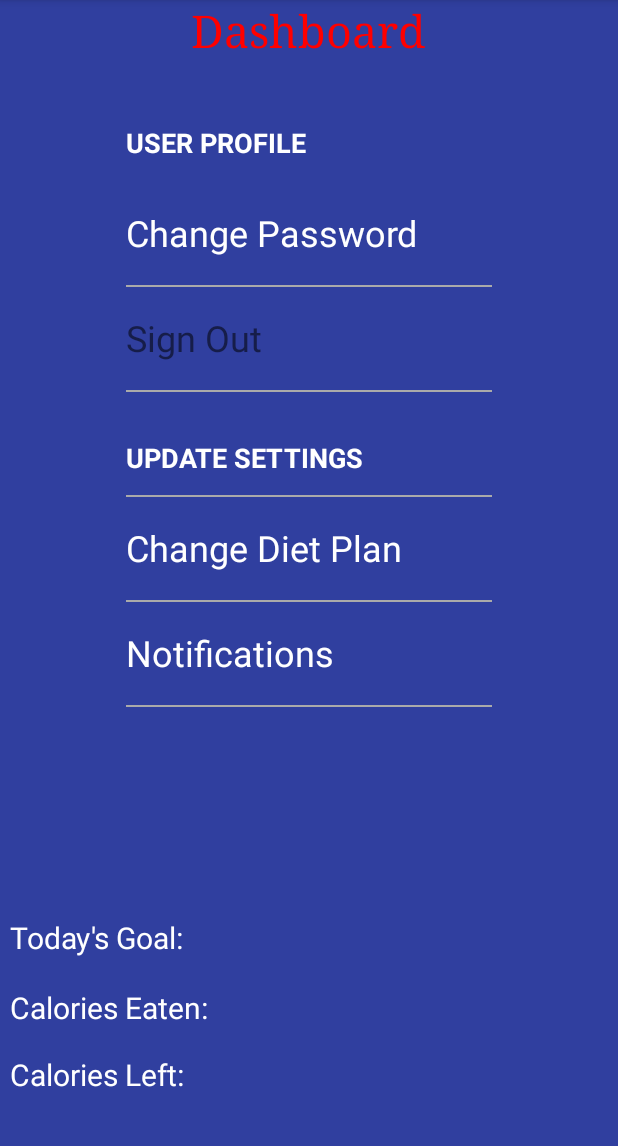
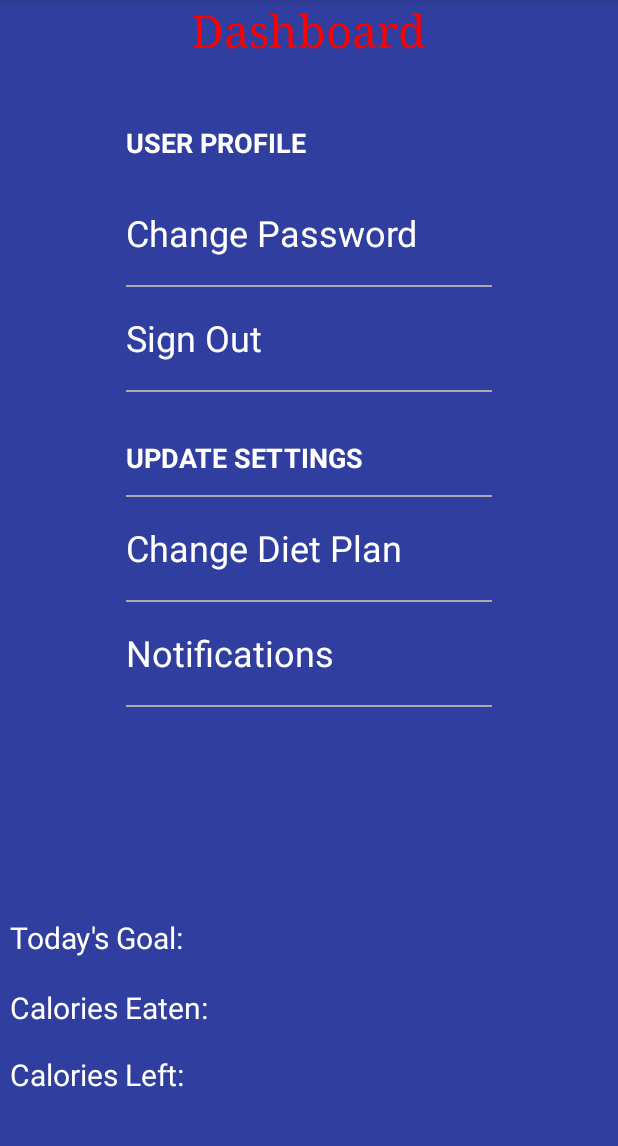
Before and after one commit to RutgersSoftwareEngineeringGroup13/Be-Healthy, an Android app: the fragment Preferences placed in its activity, on a phone screen of 412 x 824 dp, the part 84-1230 px from its top. Run offline under Robolectric (Android 15) with nearby library versions, the phone set to English and light mode, and no system bars; our stand-ins replace Firebase (no records; nobody signed in at launch, a user with empty details on screens opened directly); libraries missing offline, so code that uses them is left out: com.firebase.client, com.github.mikephil.charting; plain views replace PieChart; 20 statements that could not run were skipped.

Commit message:
Nishant Gupt 4/22/17

```diff
--- a/app/src/main/res/layout/preferences.xml
+++ b/app/src/main/res/layout/preferences.xml
@@ -132,6 +132,7 @@
         android:clickable="true"
         android:gravity="center_vertical"
         android:text="Sign Out"
+        android:textColor="@android:color/white"
         android:textSize="24sp" />
 
     <View
--- a/app/src/main/res/layout/progress_dashboard.xml
+++ b/app/src/main/res/layout/progress_dashboard.xml
@@ -82,7 +82,6 @@
             android:textSize="30sp"
             android:typeface="serif"
             android:visibility="visible"
-            android:onClick="nutrition_counter"
             android:layout_alignParentTop="true"
             android:layout_centerHorizontal="true" />
 
```
Also changed, not shown: app/src/main/java/com/group13/behealthy/LoginActivity.java (+2 -8 lines).
